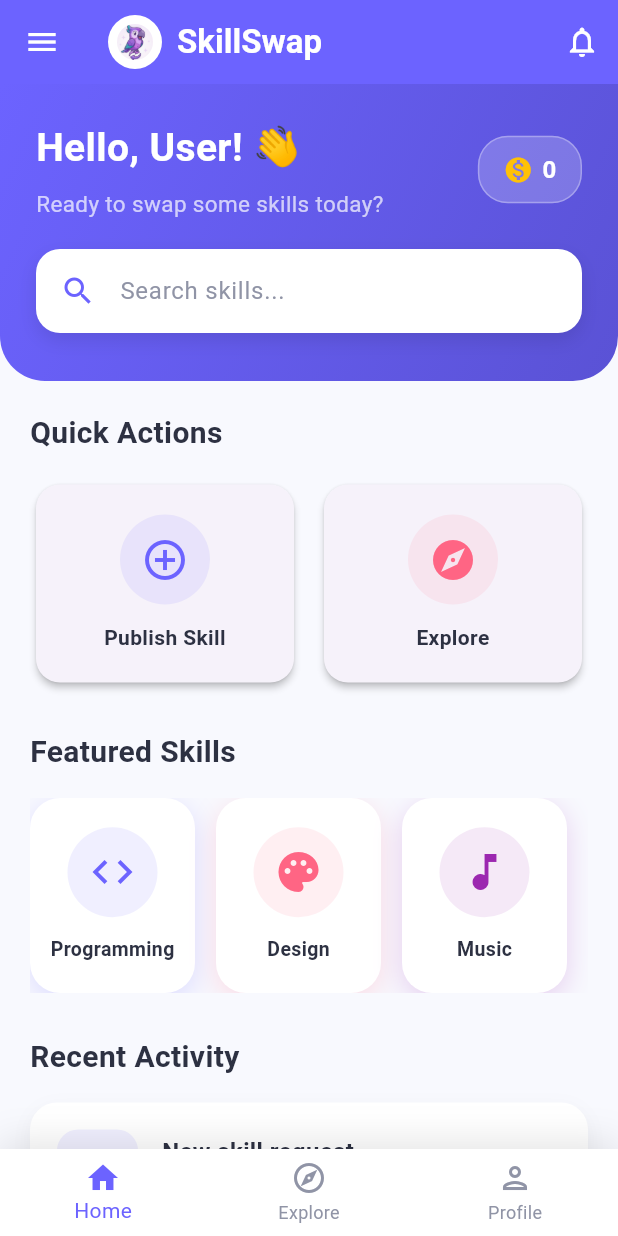
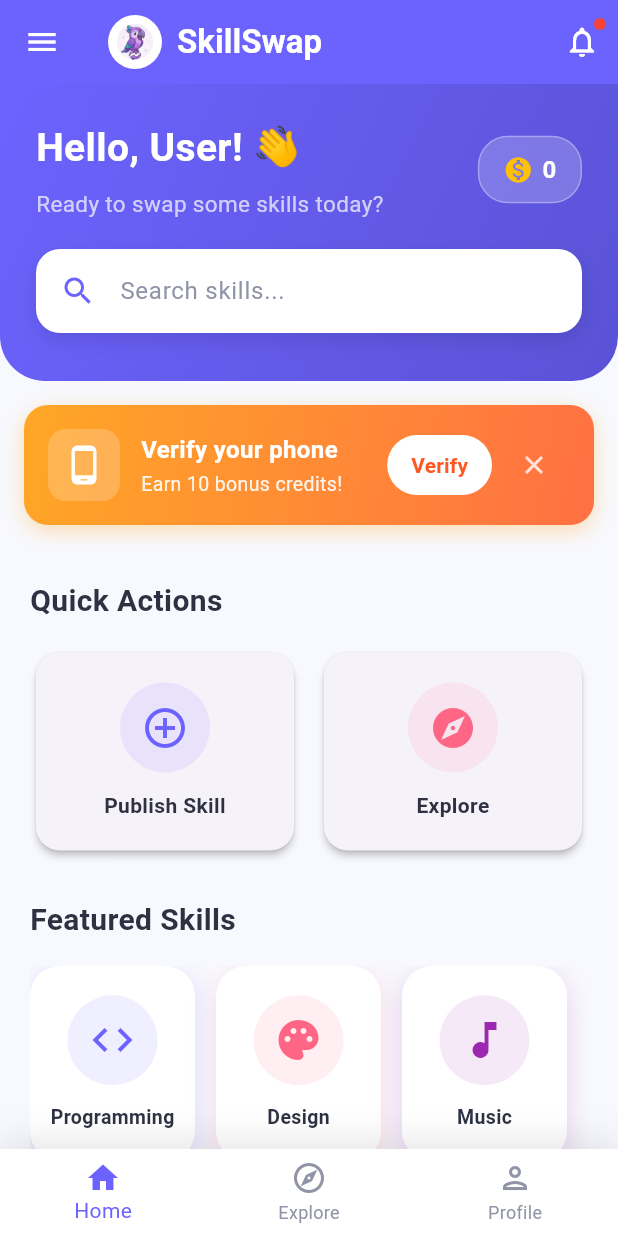
Before and after one commit to skillswap-esi/skillswap, a Flutter app: the HomePage screen opened directly, on a phone screen of 412 x 824 dp. Run offline on Flutter 3.47's test engine with Material 3 defaults, Android fonts, the phone set to English and light mode, and no system bars; our stand-ins replace firebase_auth, firebase_core, firebase_messaging, geolocator, google_sign_in; accounts and stored records are empty.

Commit message:
fix issues

```diff
--- a/skillswap_front_mobile/lib/pages/home_page.dart
+++ b/skillswap_front_mobile/lib/pages/home_page.dart
@@ -2,6 +2,7 @@ import 'package:flutter/material.dart';
 import '../core/app_colors.dart';
 import '../core/app_assets.dart';
 import '../widgets/custom_drawer.dart';
+import '../widgets/notifications_panel.dart';
 import '../auth_service.dart';
 import '../providers/user_provider.dart';
 import '../pages/my_skills_page.dart';
@@ -17,6 +18,7 @@ class HomePage extends StatefulWidget {
 
 class _HomePageState extends State<HomePage> {
   int _selectedIndex = 0;
+  bool _showNotifications = false;
 
   final List<Widget> _pages = [
     const HomeContent(),
@@ -30,9 +32,17 @@ class _HomePageState extends State<HomePage> {
     });
   }
 
+  void _toggleNotifications() {
+    setState(() {
+      _showNotifications = !_showNotifications;
+    });
+  }
+
   @override
   Widget build(BuildContext context) {
-    return Scaffold(
+    return Stack(
+      children: [
+        Scaffold(
           backgroundColor: AppColors.background,
           appBar: AppBar(
             toolbarHeight: kToolbarHeight + MediaQuery.of(context).padding.top,
@@ -70,9 +80,29 @@ class _HomePageState extends State<HomePage> {
             actions: [
               Padding(
                 padding: EdgeInsets.only(top: MediaQuery.of(context).padding.top),
-            child: IconButton(
+                child: Stack(
+                  children: [
+                    IconButton(
                       icon: const Icon(Icons.notifications_outlined),
-              onPressed: () {},
+                      onPressed: _toggleNotifications,
+                    ),
+                    // Notification badge
+                    Positioned(
+                      right: 8,
+                      top: 8,
+                      child: Container(
+                        padding: const EdgeInsets.all(4),
+                        decoration: const BoxDecoration(
+                          color: Colors.red,
+                          shape: BoxShape.circle,
+                        ),
+                        constraints: const BoxConstraints(
+                          minWidth: 8,
+                          minHeight: 8,
+                        ),
+                      ),
+                    ),
+                  ],
                 ),
               ),
             ],
@@ -125,6 +155,13 @@ class _HomePageState extends State<HomePage> {
               onTap: _onItemTapped,
             ),
           ),
+        ),
+        // Notifications Panel Overlay
+        if (_showNotifications)
+          NotificationsPanel(
+            onClose: _toggleNotifications,
+          ),
+      ],
     );
   }
 }
@@ -137,6 +174,8 @@ class HomeContent extends StatefulWidget {
 }
 
 class _HomeContentState extends State<HomeContent> {
+  bool _dismissedVerifyBanner = false;
+
   @override
   void initState() {
     super.initState();
@@ -158,6 +197,21 @@ class _HomeContentState extends State<HomeContent> {
   }
 
   int get _creditsBalance => authService.value.userProfile?.creditsBalance ?? 0;
+
+  bool get _showPhoneVerifyBanner {
+    if (_dismissedVerifyBanner) return false;
+    return !authService.value.isPhoneVerified;
+  }
+
+  void _showPhoneVerificationDialog() {
+    showDialog(
+      context: context,
+      builder: (context) => const PhoneVerificationDialog(),
+    ).then((_) {
+      // Refresh state after dialog closes
+      setState(() {});
+    });
+  }
 
   @override
   Widget build(BuildContext context) {
@@ -267,6 +321,16 @@ class _HomeContentState extends State<HomeContent> {
                 ),
               ],
             ),
+          ),
+          // Phone Verification Banner
+          if (_showPhoneVerifyBanner)
+            PhoneVerificationBanner(
+              onVerify: _showPhoneVerificationDialog,
+              onDismiss: () {
+                setState(() {
+                  _dismissedVerifyBanner = true;
+                });
+              },
             ),
           Padding(
             padding: const EdgeInsets.all(20),
```
Lines whose indentation alone changed are shown as unchanged.
